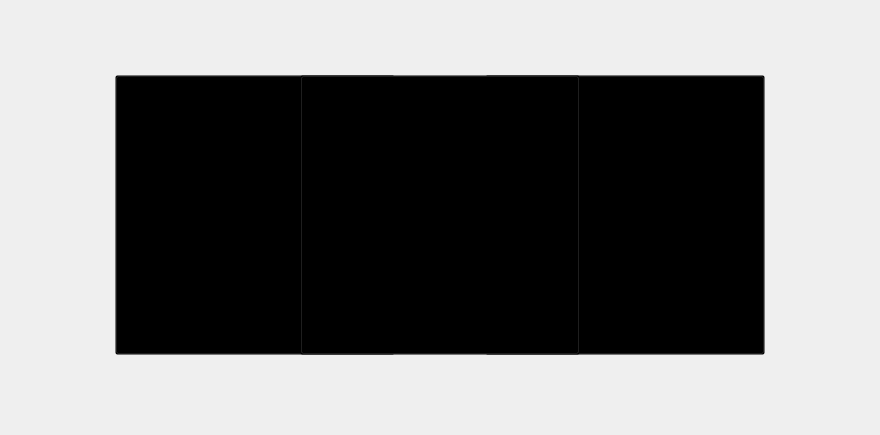
Qt form res/ui/device_window.ui (Geek-Egret/geek_egret_helper) before a commit.
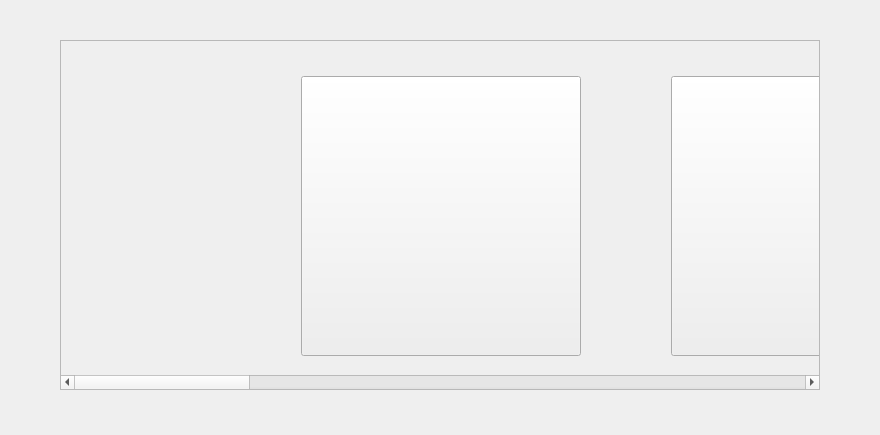
The same form after that commit. Icons and pictures are not drawn.

Commit message: V1.9.6 update: change device window

Diff of the .ui file:
```diff
--- a/res/ui/device_window.ui
+++ b/res/ui/device_window.ui
@@ -25,50 +25,6 @@
   <property name="windowTitle">
    <string>Form</string>
   </property>
-  <widget class="QPushButton" name="device_1">
-   <property name="geometry">
-    <rect>
-     <x>115</x>
-     <y>75</y>
-     <width>280</width>
-     <height>280</height>
-    </rect>
-   </property>
-   <property name="styleSheet">
-    <string notr="true">background:transparent</string>
-   </property>
-   <property name="text">
-    <string/>
-   </property>
-   <property name="iconSize">
-    <size>
-     <width>130</width>
-     <height>130</height>
-    </size>
-   </property>
-  </widget>
-  <widget class="QPushButton" name="device_2">
-   <property name="geometry">
-    <rect>
-     <x>485</x>
-     <y>75</y>
-     <width>280</width>
-     <height>280</height>
-    </rect>
-   </property>
-   <property name="styleSheet">
-    <string notr="true">background:transparent</string>
-   </property>
-   <property name="text">
-    <string/>
-   </property>
-   <property name="iconSize">
-    <size>
-     <width>130</width>
-     <height>130</height>
-    </size>
-   </property>
-  </widget>
   <widget class="QPushButton" name="previous">
    <property name="geometry">
     <rect>
@@ -127,27 +83,138 @@
     <bool>true</bool>
    </property>
   </widget>
-  <widget class="QPushButton" name="device_3">
+  <widget class="QScrollArea" name="scrollArea">
    <property name="geometry">
     <rect>
-     <x>300</x>
-     <y>75</y>
-     <width>280</width>
-     <height>280</height>
+     <x>60</x>
+     <y>40</y>
+     <width>760</width>
+     <height>350</height>
     </rect>
    </property>
-   <property name="styleSheet">
-    <string notr="true">background:transparent</string>
+   <property name="widgetResizable">
+    <bool>true</bool>
    </property>
-   <property name="text">
-    <string/>
-   </property>
-   <property name="iconSize">
-    <size>
-     <width>130</width>
-     <height>130</height>
-    </size>
-   </property>
+   <widget class="QWidget" name="scrollAreaWidgetContents">
+    <property name="geometry">
+     <rect>
+      <x>-210</x>
+      <y>0</y>
+      <width>3175</width>
+      <height>331</height>
+     </rect>
+    </property>
+    <property name="minimumSize">
+     <size>
+      <width>3175</width>
+      <height>0</height>
+     </size>
+    </property>
+    <widget class="QPushButton" name="device_2">
+     <property name="geometry">
+      <rect>
+       <x>610</x>
+       <y>35</y>
+       <width>280</width>
+       <height>280</height>
+      </rect>
+     </property>
+     <property name="text">
+      <string/>
+     </property>
+    </widget>
+    <widget class="QPushButton" name="device_1">
+     <property name="geometry">
+      <rect>
+       <x>240</x>
+       <y>35</y>
+       <width>280</width>
+       <height>280</height>
+      </rect>
+     </property>
+     <property name="text">
+      <string/>
+     </property>
+    </widget>
+    <widget class="QPushButton" name="device_3">
+     <property name="geometry">
+      <rect>
+       <x>980</x>
+       <y>35</y>
+       <width>280</width>
+       <height>280</height>
+      </rect>
+     </property>
+     <property name="text">
+      <string/>
+     </property>
+    </widget>
+    <widget class="QPushButton" name="device_4">
+     <property name="geometry">
+      <rect>
+       <x>1350</x>
+       <y>35</y>
+       <width>280</width>
+       <height>280</height>
+      </rect>
+     </property>
+     <property name="text">
+      <string/>
+     </property>
+    </widget>
+    <widget class="QPushButton" name="device_5">
+     <property name="geometry">
+      <rect>
+       <x>1720</x>
+       <y>35</y>
+       <width>280</width>
+       <height>280</height>
+      </rect>
+     </property>
+     <property name="text">
+      <string/>
+     </property>
+    </widget>
+    <widget class="QPushButton" name="device_6">
+     <property name="geometry">
+      <rect>
+       <x>2090</x>
+       <y>35</y>
+       <width>280</width>
+       <height>280</height>
+      </rect>
+     </property>
+     <property name="text">
+      <string/>
+     </property>
+    </widget>
+    <widget class="QPushButton" name="device_7">
+     <property name="geometry">
+      <rect>
+       <x>2460</x>
+       <y>35</y>
+       <width>280</width>
+       <height>280</height>
+      </rect>
+     </property>
+     <property name="text">
+      <string/>
+     </property>
+    </widget>
+    <widget class="QPushButton" name="device_8">
+     <property name="geometry">
+      <rect>
+       <x>2830</x>
+       <y>35</y>
+       <width>280</width>
+       <height>280</height>
+      </rect>
+     </property>
+     <property name="text">
+      <string/>
+     </property>
+    </widget>
+   </widget>
   </widget>
  </widget>
  <resources>
```
The commit also changes 10 other files.
